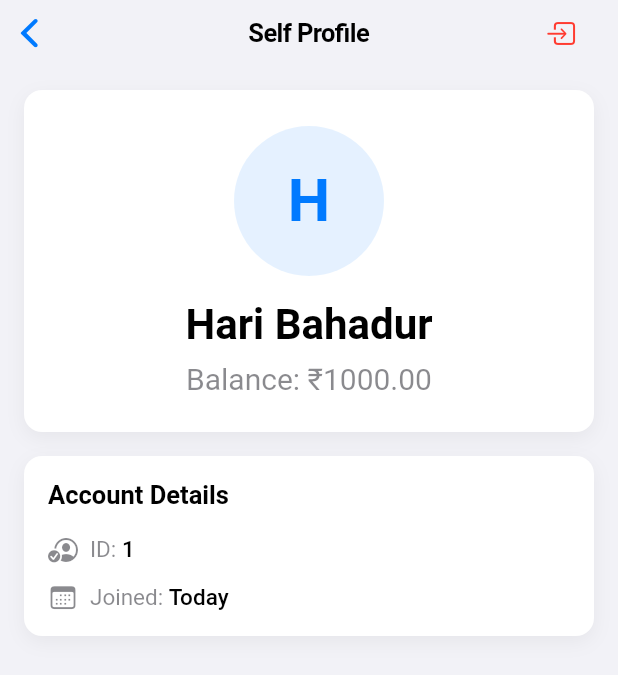
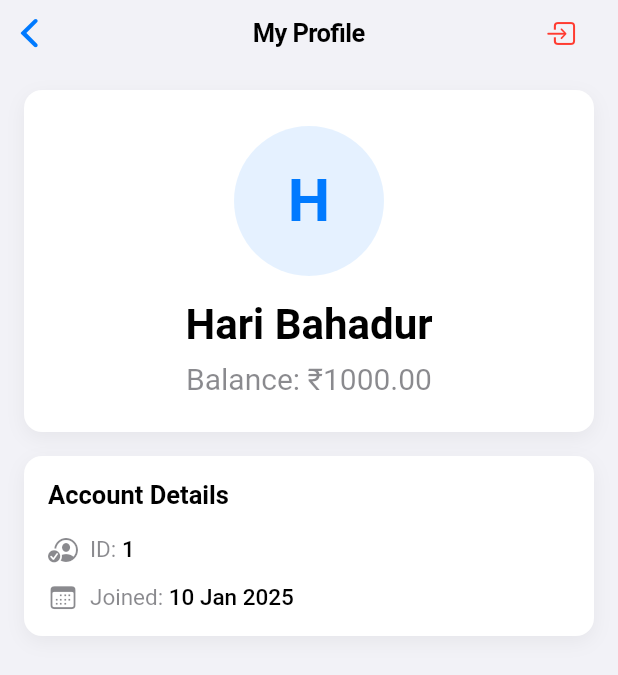
Before and after one commit to prash5t/integrate-siri-ios-apps, a Flutter app: the SelfProfileScreen screen opened directly with sample values from the repository, on a phone screen of 412 x 824 dp. Shown: the top 675 px of the screen. Run offline on Flutter 3.47's test engine with Material 3 defaults, Android fonts, the phone set to English and light mode, and no system bars; our stand-ins replace flutter_bloc, get_it, shared_preferences; accounts and stored records are empty.

Commit message:
update: logout feat

```diff
--- a/lib/core/constants/text_constants.dart
+++ b/lib/core/constants/text_constants.dart
@@ -1,6 +1,6 @@
 class TextConstants {
   // Navigation titles
-  static const String villagers = "Villagers";
+  static const String villagers = "Village Pay";
   static const String login = "Login to your Village";
 
   // Login Screen
@@ -28,4 +28,18 @@ class TextConstants {
   // Villagers Screen
   static const String noVillagers = "No other villagers in your village yet";
   static const String villagerBalance = "Balance: ₹";
+
+  // Self Profile Screen
+  static const String selfProfile = "My Profile";
+  static const String logout = "Leaving Village?";
+  static const String areYouSure =
+      "Are you sure you want to leave this village?";
+  static const String cancel = "Stay";
+  static const String logoutConfirmation = "Leave";
+  static const String accountDetails = "Account Details";
+  static const String id = "ID";
+  static const String name = "Name";
+  static const String balance = "Balance";
+  static const String joined = "Joined";
+  static const String accountOwner = "Account Owner";
 }
--- a/lib/cubits/login_checker_cubit/login_checker_cubit.dart
+++ b/lib/cubits/login_checker_cubit/login_checker_cubit.dart
@@ -20,6 +20,8 @@ class LoginCheckerCubit extends Cubit<AuthStates> {
   }
 
   void signOutUser() async {
+    SharedPreferences prefs = locator<SharedPreferences>();
+    await prefs.clear();
     emit(AuthStates.loggedOutState);
     Navigator.of(navigatorKey.currentContext!)
         .pushNamedAndRemoveUntil(AppRoutes.loginScreen, (route) => false);
--- a/lib/dummy_data/villagers_seed_data.dart
+++ b/lib/dummy_data/villagers_seed_data.dart
@@ -1,9 +1,26 @@
 import 'package:village_pay/exports.dart';
 
 List<VillagerModel> villagersToSeed = [
-  VillagerModel(id: '1', name: 'Hari Bahadur', balanceInRs: 1000.0),
-  VillagerModel(id: '2', name: 'Laxmi Prasad Devkota', balanceInRs: 1500.0),
-  VillagerModel(id: '3', name: 'Chanakya', balanceInRs: 2000.0),
-  VillagerModel(id: '4', name: 'John Cena', balanceInRs: 2500.0),
-  VillagerModel(id: '5', name: 'Cristiano Ronaldo', balanceInRs: 3000.0),
+  VillagerModel(
+      id: '1',
+      name: 'Hari Bahadur',
+      balanceInRs: 1000.0,
+      joinedAt: DateTime.now()),
+  VillagerModel(
+      id: '2',
+      name: 'Laxmi Prasad Devkota',
+      balanceInRs: 1500.0,
+      joinedAt: DateTime.now()),
+  VillagerModel(
+      id: '3', name: 'Chanakya', balanceInRs: 2000.0, joinedAt: DateTime.now()),
+  VillagerModel(
+      id: '4',
+      name: 'John Cena',
+      balanceInRs: 2500.0,
+      joinedAt: DateTime.now()),
+  VillagerModel(
+      id: '5',
+      name: 'Cristiano Ronaldo',
+      balanceInRs: 3000.0,
+      joinedAt: DateTime.now()),
 ];
--- a/lib/exports.dart
+++ b/lib/exports.dart
@@ -28,3 +28,4 @@ export 'package:village_pay/cubits/get_villagers_cubit/get_villagers_state.dart'
 export 'package:village_pay/presentation/screens/self_profile_screen.dart';
 export 'package:village_pay/presentation/screens/villager_profile_screen.dart';
 export 'package:village_pay/presentation/widgets/villager_card.dart';
+export 'package:village_pay/presentation/widgets/logged_in_user_card.dart';
--- a/lib/models/villager_model.dart
+++ b/lib/models/villager_model.dart
@@ -2,11 +2,12 @@ class VillagerModel {
   final String id;
   final String name;
   final double balanceInRs;
-
+  final DateTime joinedAt;
   VillagerModel({
     required this.id,
     required this.name,
     required this.balanceInRs,
+    required this.joinedAt,
   });
 
   factory VillagerModel.fromJson(Map<String, dynamic> json) {
@@ -14,6 +15,7 @@ class VillagerModel {
       id: json['id'],
       name: json['name'],
       balanceInRs: json['balanceInRs'],
+      joinedAt: DateTime.tryParse(json['joinedAt']) ?? DateTime.now(),
     );
   }
 
@@ -22,6 +24,7 @@ class VillagerModel {
       'id': id,
       'name': name,
       'balanceInRs': balanceInRs,
+      'joinedAt': joinedAt.toString(),
     };
   }
 }
--- a/lib/presentation/screens/login_screen.dart
+++ b/lib/presentation/screens/login_screen.dart
@@ -23,6 +23,7 @@ class _LoginScreenState extends State<LoginScreen> {
     if (_formKey.currentState?.validate() ?? false) {
       final villager = VillagerModel(
         id: const Uuid().v4(),
+        joinedAt: DateTime.now(),
         name: _nameController.text.trim(),
         balanceInRs: double.parse(_balanceController.text.trim()),
       );
--- a/lib/presentation/screens/self_profile_screen.dart
+++ b/lib/presentation/screens/self_profile_screen.dart
@@ -1,3 +1,4 @@
+import 'package:intl/intl.dart';
 import 'package:village_pay/exports.dart';
 
 class SelfProfileScreen extends StatelessWidget {
@@ -10,7 +11,7 @@ class SelfProfileScreen extends StatelessWidget {
       backgroundColor: ColorConstants.backgroundColor(context),
       navigationBar: CupertinoNavigationBar(
         middle: const Text(
-          "Self Profile",
+          TextConstants.selfProfile,
           style: TextStyle(fontWeight: FontWeight.w600),
         ),
         backgroundColor: ColorConstants.surfaceColor(context).withOpacity(0.8),
@@ -24,11 +25,11 @@ class SelfProfileScreen extends StatelessWidget {
             showCupertinoDialog(
               context: context,
               builder: (context) => CupertinoAlertDialog(
-                title: const Text("Logout"),
-                content: const Text("Are you sure you want to logout?"),
+                title: const Text(TextConstants.logout),
+                content: const Text(TextConstants.areYouSure),
                 actions: [
                   CupertinoDialogAction(
-                    child: const Text("Cancel"),
+                    child: const Text(TextConstants.cancel),
                     onPressed: () => Navigator.pop(context),
                   ),
                   CupertinoDialogAction(
@@ -37,7 +38,7 @@ class SelfProfileScreen extends StatelessWidget {
                       Navigator.pop(context);
                       BlocProvider.of<LoginCheckerCubit>(context).signOutUser();
                     },
-                    child: const Text("Logout"),
+                    child: const Text(TextConstants.logoutConfirmation),
                   ),
                 ],
               ),
@@ -123,7 +124,7 @@ class SelfProfileScreen extends StatelessWidget {
                 crossAxisAlignment: CrossAxisAlignment.start,
                 children: [
                   Text(
-                    "Account Details",
+                    TextConstants.accountDetails,
                     style: TextStyle(
                       color: ColorConstants.textPrimary(context),
                       fontSize: 17,
@@ -133,15 +134,15 @@ class SelfProfileScreen extends StatelessWidget {
                   const SizedBox(height: 16),
                   _buildDetailRow(
                     context,
-                    "ID",
+                    TextConstants.id,
                     villager.id,
                     CupertinoIcons.person_crop_circle_badge_checkmark,
                   ),
                   const SizedBox(height: 12),
                   _buildDetailRow(
                     context,
-                    "Joined",
-                    "Today", // You can add a timestamp to VillagerModel if needed
+                    TextConstants.joined,
+                    DateFormat('dd MMM yyyy').format(villager.joinedAt),
                     CupertinoIcons.calendar,
                   ),
                 ],
--- a/pubspec.yaml
+++ b/pubspec.yaml
@@ -35,6 +35,7 @@ dependencies:
   shared_preferences: ^2.3.5
   get_it: ^8.0.3
   uuid: ^4.5.1
+  intl: ^0.20.1
 
 dev_dependencies:
   flutter_test:
```
Also changed, not shown: lib/presentation/screens/villagers_screen.dart (+3 -131 lines), lib/presentation/widgets/logged_in_user_card.dart (added, +138 -0 lines), pubspec.lock.
